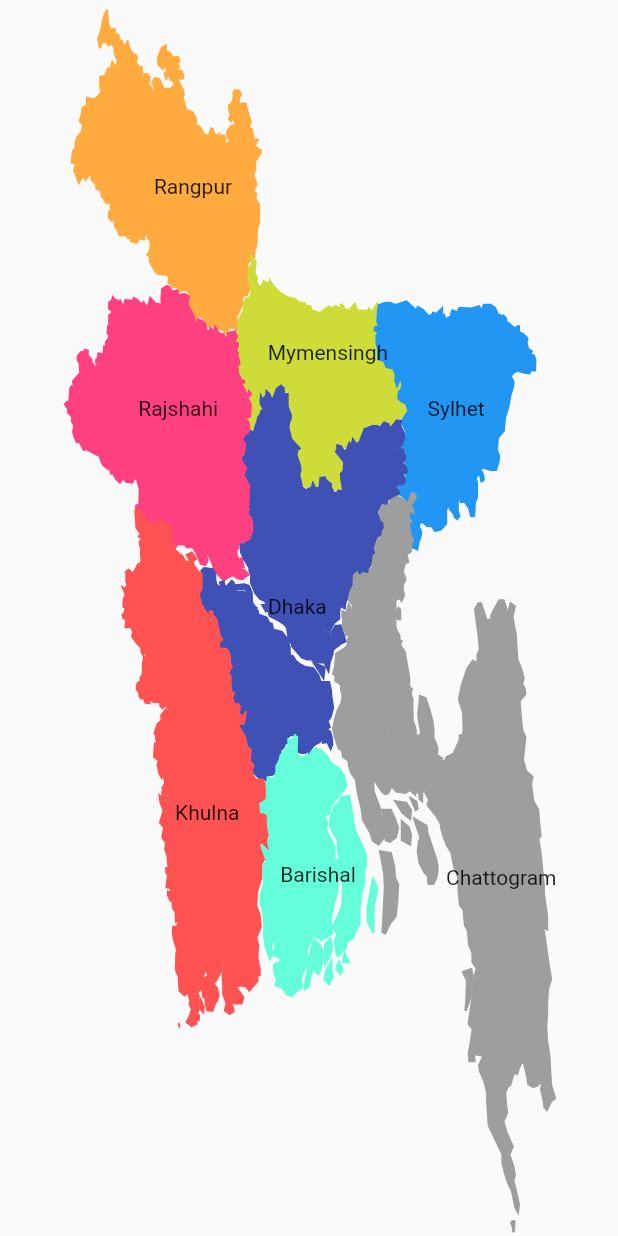
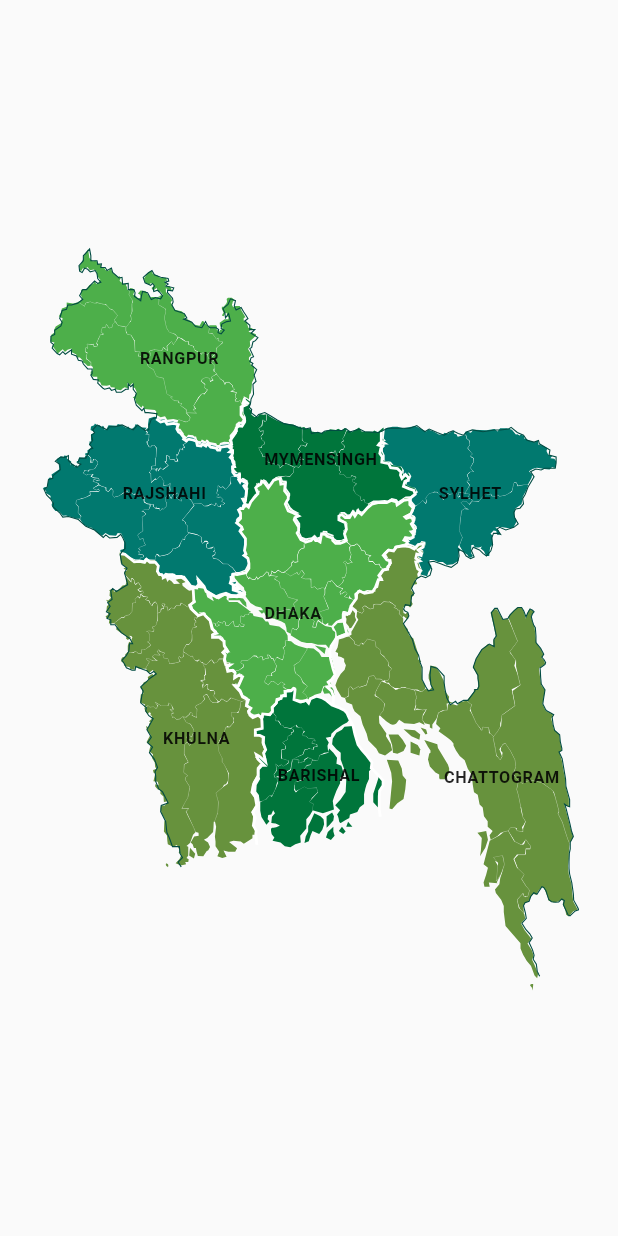
Before and after one commit to monzim/flutter_bangladesh, a Flutter app: the screen it shows after launch, on a phone screen of 412 x 824 dp. Run offline on Flutter 3.47's test engine with Material 2 defaults, Android fonts, the phone set to English and light mode, and no system bars.

Commit message:
Text style edited

```diff
--- a/example/lib/main.dart
+++ b/example/lib/main.dart
@@ -22,24 +22,28 @@ class HomePage extends StatelessWidget {
 
   @override
   Widget build(BuildContext context) {
-    return Scaffold(
+    return const Scaffold(
       body: Center(
           child: BangladeshDivisionMap(
-        height: MediaQuery.of(context).size.height,
-        width: MediaQuery.of(context).size.width * 0.8,
-        showBorder: false,
-        showDivisionBorder: false,
-        showDistrictBorder: false,
-        districtStrokeSize: 6,
-        sylhetColor: Colors.blue,
-        rajshahiColor: Colors.pinkAccent,
-        rangpurColor: Colors.orangeAccent,
-        dhakaColor: Colors.indigo,
-        barisalColor: Colors.tealAccent,
-        mymensinghColor: Colors.lime,
-        chittagongColor: Colors.grey,
-        khulnaColor: Colors.redAccent,
-        borderColor: Colors.amber,
+        width: 360,
+        height: 500,
+        // showName: false,
+        // height: MediaQuery.of(context).size.height * .5,
+        // width: MediaQuery.of(context).size.width * 0.8,
+        // isNameUpperCase: false,
+        // showBorder: false,
+        // showDivisionBorder: false,
+        // showDistrictBorder: false,
+        // districtStrokeSize: 6,
+        // sylhetColor: Colors.blue,
+        // rajshahiColor: Colors.pinkAccent,
+        // rangpurColor: Colors.orangeAccent,
+        // dhakaColor: Colors.indigo,
+        // barisalColor: Colors.tealAccent,
+        // mymensinghColor: Colors.lime,
+        // chittagongColor: Colors.grey,
+        // khulnaColor: Colors.redAccent,
+        // borderColor: Colors.amber,
       )),
     );
   }
--- a/lib/src/divisional_map/divisional_map.dart
+++ b/lib/src/divisional_map/divisional_map.dart
@@ -11,6 +11,7 @@ class BangladeshDivisionMap extends StatelessWidget {
     this.showBorder,
     this.showDivisionBorder,
     this.showDistrictBorder = true,
+    this.isNameUpperCase = true,
     this.borderColor,
     this.divisionBorderColor,
     this.districtBorderColor,
@@ -29,7 +30,7 @@ class BangladeshDivisionMap extends StatelessWidget {
 
   final double width;
   final double height;
-  final bool showName, showDistrictBorder;
+  final bool showName, showDistrictBorder, isNameUpperCase;
 
   final double? borderStrokeSize, divisionStrokeSize, districtStrokeSize;
   final Color? borderColor, divisionBorderColor, districtBorderColor;
@@ -187,58 +188,90 @@ class BangladeshDivisionMap extends StatelessWidget {
           Visibility(
             visible: showName,
             child: Positioned(
-                left: 280.26 / _width * width,
+                left: 270.26 / _width * width,
                 top: 350.21 / _height * height,
-                child: const MyText(name: 'Chattogram')),
+                child: MyText(
+                  name: 'Chattogram',
+                  fontSize: width / height * 15,
+                  textUpperCase: isNameUpperCase,
+                )),
           ),
           Visibility(
             visible: showName,
             child: Positioned(
                 left: 67.16 / _width * width,
                 top: 70.66 / _height * height,
-                child: const MyText(name: 'Rangpur')),
+                child: MyText(
+                  name: 'Rangpur',
+                  fontSize: width / height * 15,
+                  textUpperCase: isNameUpperCase,
+                )),
           ),
           Visibility(
             visible: showName,
             child: Positioned(
                 left: 55.75 / _width * width,
                 top: 160.57 / _height * height,
-                child: const MyText(name: 'Rajshahi')),
+                child: MyText(
+                  name: 'Rajshahi',
+                  fontSize: width / height * 15,
+                  textUpperCase: isNameUpperCase,
+                )),
           ),
           Visibility(
             visible: showName,
             child: Positioned(
                 left: 150.23 / _width * width,
                 top: 137.91 / _height * height,
-                child: const MyText(name: 'Mymensingh')),
+                child: MyText(
+                  name: 'Mymensingh',
+                  fontSize: width / height * 15,
+                  textUpperCase: isNameUpperCase,
+                )),
           ),
           Visibility(
             visible: showName,
             child: Positioned(
                 left: 266.79 / _width * width,
                 top: 160.59 / _height * height,
-                child: const MyText(name: 'Sylhet')),
+                child: MyText(
+                  name: 'Sylhet',
+                  fontSize: width / height * 15,
+                  textUpperCase: isNameUpperCase,
+                )),
           ),
           Visibility(
             visible: showName,
             child: Positioned(
                 left: 150.34 / _width * width,
                 top: 240.49 / _height * height,
-                child: const MyText(name: 'Dhaka')),
+                child: MyText(
+                  name: 'Dhaka',
+                  fontSize: width / height * 15,
+                  textUpperCase: isNameUpperCase,
+                )),
           ),
           Visibility(
             visible: showName,
             child: Positioned(
                 left: 82.6 / _width * width,
                 top: 323.79 / _height * height,
-                child: const MyText(name: 'Khulna')),
+                child: MyText(
+                  name: 'Khulna',
+                  fontSize: width / height * 15,
+                  textUpperCase: isNameUpperCase,
+                )),
           ),
           Visibility(
             visible: showName,
             child: Positioned(
                 left: 159.27 / _width * width,
                 top: 348.81 / _height * height,
-                child: const MyText(name: 'Barishal')),
+                child: MyText(
+                  name: 'Barishal',
+                  fontSize: width / height * 15,
+                  textUpperCase: isNameUpperCase,
+                )),
           ),
         ],
       ),
@@ -247,12 +280,30 @@ class BangladeshDivisionMap extends StatelessWidget {
 }
 
 class MyText extends StatelessWidget {
-  const MyText({Key? key, required this.name}) : super(key: key);
+  const MyText({
+    Key? key,
+    required this.name,
+    this.textStyle,
+    this.fontSize,
+    required this.textUpperCase,
+  }) : super(key: key);
 
   final String name;
+  final TextStyle? textStyle;
+  final double? fontSize;
+  final bool textUpperCase;
 
   @override
   Widget build(BuildContext context) {
-    return Text(name);
+    return Text(
+      textUpperCase ? name.toUpperCase() : name,
+      textAlign: TextAlign.center,
+      style: textStyle ??
+          TextStyle(
+            fontWeight: FontWeight.bold,
+            fontSize: fontSize ?? 15,
+            letterSpacing: 0.4,
+          ),
+    );
   }
 }
```
